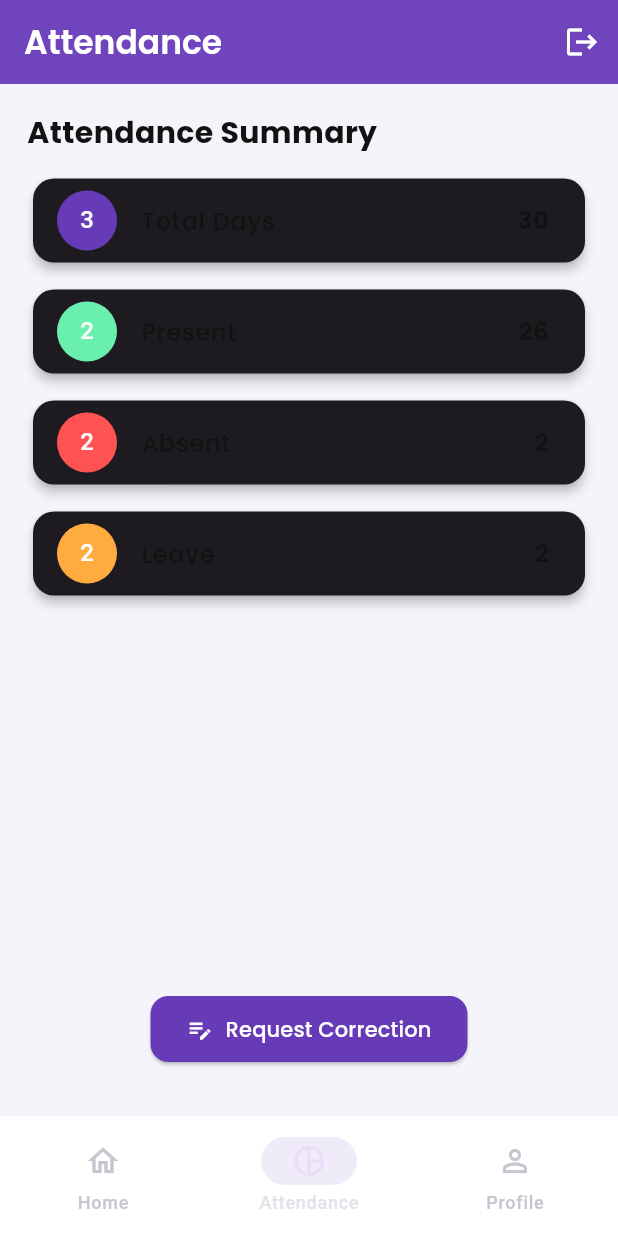
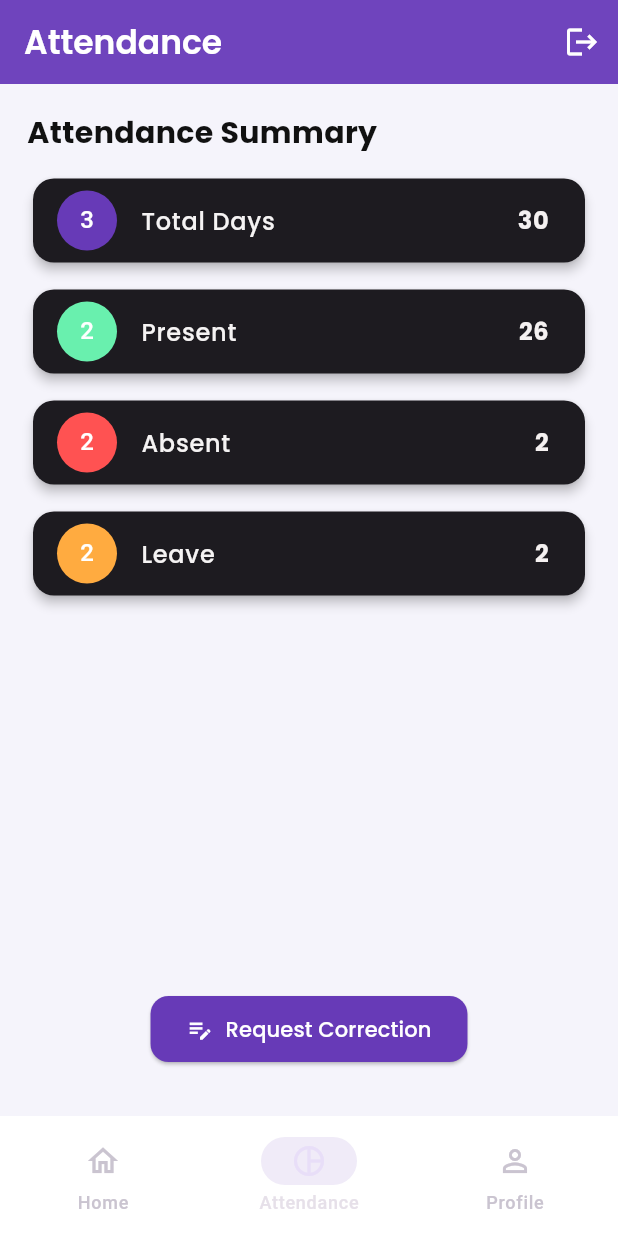
Before and after one commit to Manojarya0207/Gttc_Attendance_Manager, a Flutter app: the StudentHome screen opened directly with empty values, item 2 of the bottom bar chosen, on a phone screen of 412 x 824 dp. Run offline on Flutter 3.47's test engine with Material 3 defaults, Android fonts, the light colour scheme and no system bars; our stand-ins replace google_fonts, percent_indicator, shared_preferences, table_calendar; accounts and stored records are empty.

Commit message:
Student section Changes

```diff
--- a/lib/screens/student_home.dart
+++ b/lib/screens/student_home.dart
@@ -157,7 +157,7 @@ class _StudentHomeState extends State<StudentHome>
           const SizedBox(height: 8),
           Text(
             'Check your monthly attendance below.',
-            style: GoogleFonts.poppins(color: AppColors.darkBlackSecondary), // ✅ Updated
+            style: GoogleFonts.poppins(color: const Color.fromARGB(255, 8, 8, 8)), // ✅ Updated
           ),
           const SizedBox(height: 20),
           Card(
@@ -280,7 +280,7 @@ class _StudentHomeState extends State<StudentHome>
             style: GoogleFonts.poppins(
               fontSize: 20,
               fontWeight: FontWeight.bold,
-              color: AppColors.darkBlack, // ✅ Updated
+              color: const Color.fromARGB(255, 17, 17, 17), // ✅ Updated
             ),
           ),
           const SizedBox(height: 12),
@@ -343,7 +343,7 @@ class _StudentHomeState extends State<StudentHome>
           title,
           style: GoogleFonts.poppins(
             fontWeight: FontWeight.w500,
-            color: AppColors.darkBlack, // ✅ Primary text
+            color: const Color.fromARGB(255, 245, 243, 243), // ✅ Primary text
           ),
         ),
         trailing: Text(
@@ -351,7 +351,7 @@ class _StudentHomeState extends State<StudentHome>
           style: GoogleFonts.poppins(
             fontSize: 16,
             fontWeight: FontWeight.bold,
-            color: AppColors.darkBlack, // ✅ Bold value in dark black
+            color: const Color.fromARGB(255, 245, 241, 241), // ✅ Bold value in dark black
           ),
         ),
       ),
```
